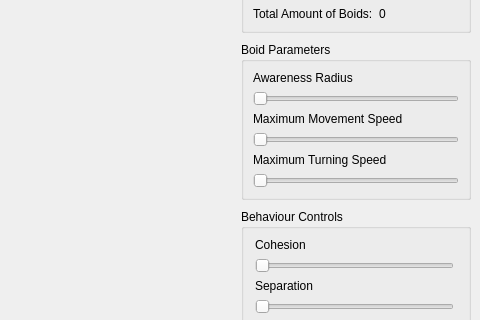
Old version of the form ui/MainWindow.ui in the repository s4920723/FlockingSystem; both pictures show x 536 to 1016 and y 89 to 409 of the 1016 by 760 pixel window.
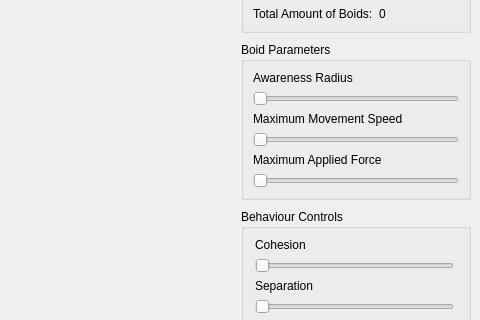
New version of the form.

Commit message: Adjusting GUI values

```diff
--- a/ui/MainWindow.ui
+++ b/ui/MainWindow.ui
@@ -325,7 +325,7 @@
        <item row="5" column="0">
         <widget class="QLabel" name="maxForceLabel">
          <property name="text">
-          <string>Maximum Turning Speed</string>
+          <string>Maximum Applied Force</string>
          </property>
         </widget>
        </item>
```
Left out of the diff: 8 changed lines with no effect on the pictures. The commit also changes 6 other files.
